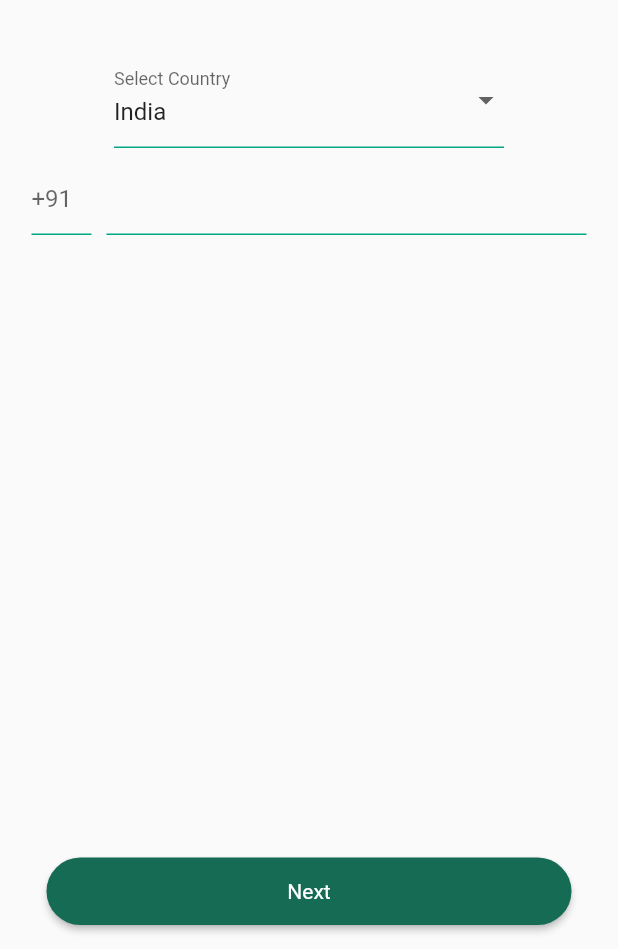
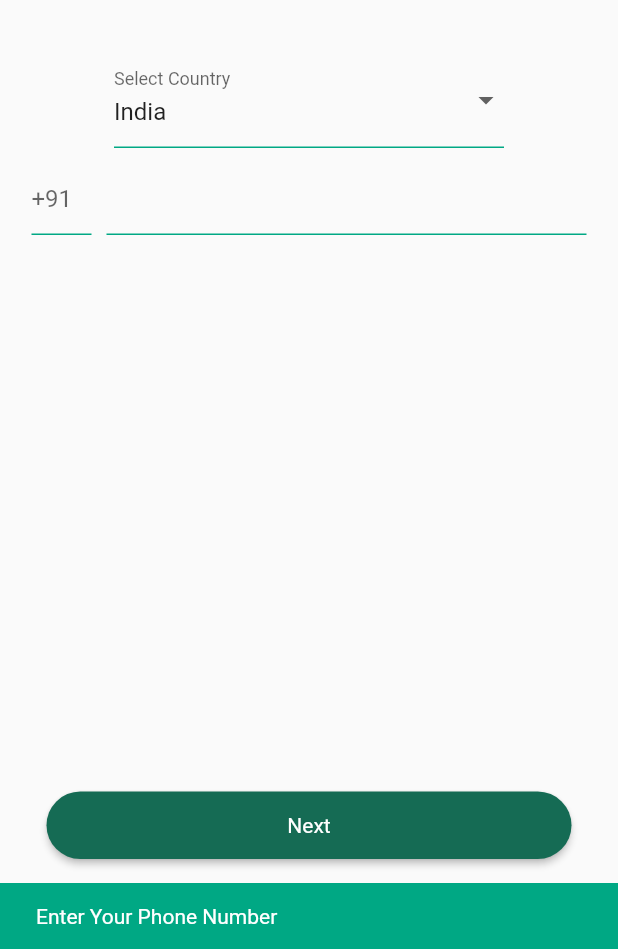
Before and after one commit to mohitkushwah12/WhatsApp-Ui, a Flutter app: the LoginScreen screen opened directly, after a tap on "Next", on a phone screen of 412 x 824 dp, the part 287-1236 px from its top. Run offline on Flutter 3.47's test engine with Material 3 defaults, Android fonts, the phone set to English and light mode, and no system bars.

Commit message:
Forth Commit

```diff
--- a/lib/Screens/Login/loginscreen.dart
+++ b/lib/Screens/Login/loginscreen.dart
@@ -1,3 +1,4 @@
+import 'package:first_project/Screens/Otp/otpscreen.dart';
 import 'package:first_project/Widgets/uihelper.dart';
 import 'package:flutter/material.dart';
 
@@ -123,16 +124,19 @@ class _LoginScreenState extends State<LoginScreen> {
           ],
         ),
       ),
-      floatingActionButton: UiHelper.customButton(
-        callback: () {
-          Navigator.push(
-            context,
-            MaterialPageRoute(builder: (context) => const LoginScreen()),
-          );
-        },
-        buttonname: "Next",
-      ),
+      floatingActionButton: UiHelper.customButton(callback: (){
+        login(phoneController.text.toString());
+      }, buttonname: "Next"),
       floatingActionButtonLocation: FloatingActionButtonLocation.centerFloat,
     );
   }
+
+  login(String phoneNumber) {
+    if(phoneNumber == "") {
+      return ScaffoldMessenger.of(context).showSnackBar(const SnackBar(content: Text("Enter Your Phone Number"),backgroundColor: Color(0XFF00A884),));
+    }
+    else {
+      Navigator.push(context, MaterialPageRoute(builder: (context)=> OtpScreen(phoneNumber: phoneNumber,)));
+    }
+  }
 }
```
Also changed, not shown: lib/Screens/Otp/otpscreen.dart (added, +94 -0 lines), lib/Screens/Profile/profilescreen.dart (added, +12 -0 lines), lib/Widgets/uihelper.dart (+29 -0 lines).
